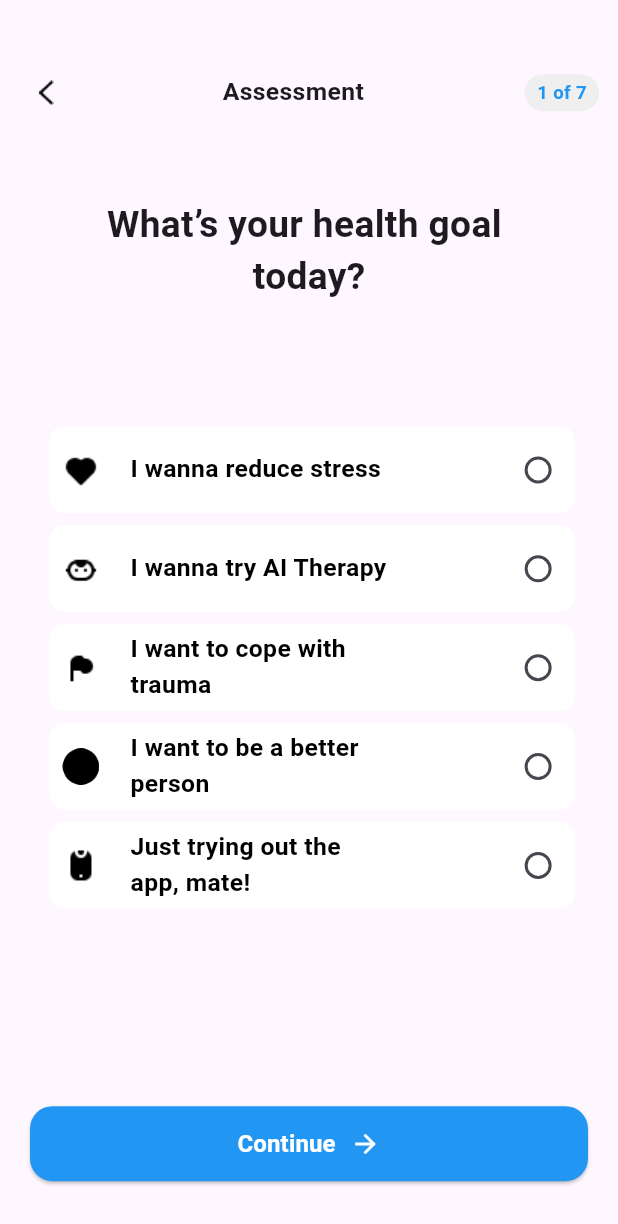
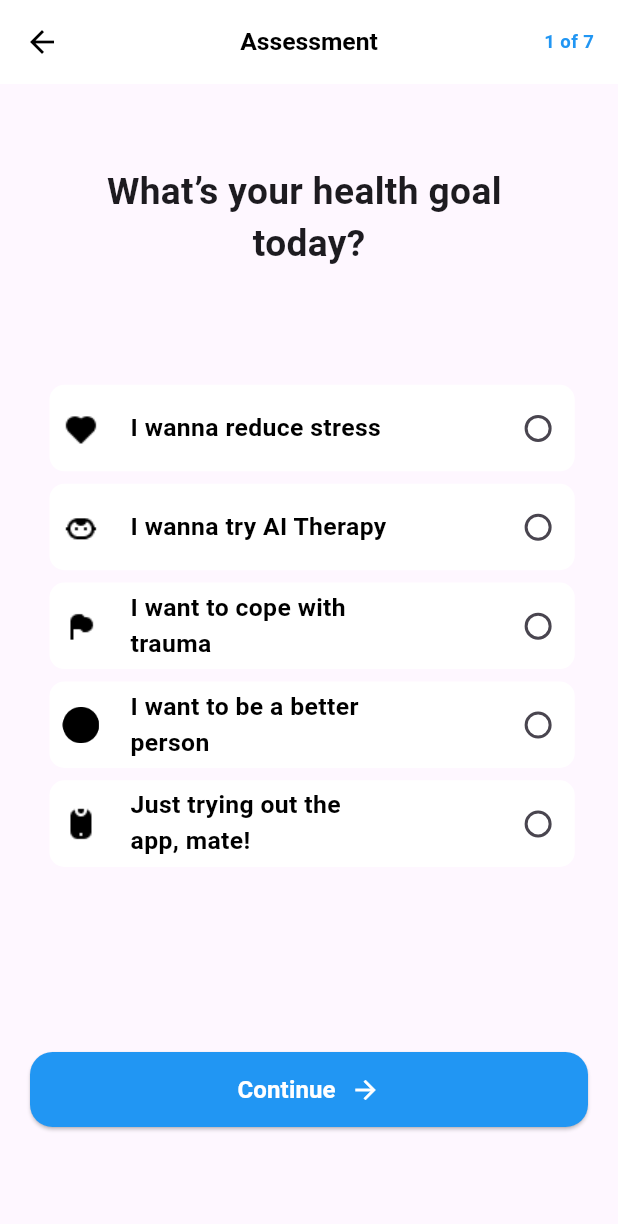
Before and after one commit to ziad-ezzat/Temp, a Flutter app: the AssessmentFirst screen opened directly, on a phone screen of 412 x 824 dp. Shown: the top 1224 px of the screen. Run offline on Flutter 3.47's test engine with Material 3 defaults, Android fonts, the light colour scheme and no system bars; our stand-ins replace flutter_svg, shared_preferences; accounts and stored records are empty.

Commit message:
edit in assessment

```diff
--- a/lib/Views/Components/assessment_bar.dart
+++ b/lib/Views/Components/assessment_bar.dart
@@ -1,47 +1,34 @@
 import 'package:flutter/material.dart';
 
-Widget buildBar(double screenWidth,double  screenHeight,String text, String text2) {
-  return Row(
-    children: [
-      Image.asset(
-        "assets/images/Vector.png",
-        width: screenWidth * 0.03,
-        height: screenHeight * 0.02,
+AppBar buildAppBar(BuildContext context, String title, String actionText) {
+  return AppBar(
+    elevation: 0,
+    backgroundColor: Colors.white,
+    leading: IconButton(
+      color: Colors.black,
+      icon: Icon(Icons.arrow_back),
+      onPressed: () {
+        Navigator.pop(context);
+      },
+    ),
+    title: Text(
+      title,
+      style: TextStyle(
+        fontSize: MediaQuery.of(context).size.width * 0.04,
+        fontWeight: FontWeight.w600,
+        color: Colors.black,
       ),
+    ),
+    centerTitle: true, // Add this line to center the title
+    actions: [
       Padding(
-        padding: EdgeInsets.fromLTRB(screenWidth * 0.27, 0, 0, 0),
+        padding: EdgeInsets.only(right: 16.0),
         child: Text(
-          text,
+          actionText,
           style: TextStyle(
-            fontSize: screenWidth * 0.04,
+            fontSize: MediaQuery.of(context).size.width * 0.03,
             fontWeight: FontWeight.w600,
-          ),
-        ),
-      ),
-      Padding(
-        padding: EdgeInsets.fromLTRB(screenWidth * 0.25, 0, 0, 0),
-        child: Container(
-          padding: EdgeInsets.fromLTRB(
-            screenWidth * 0.02,
-            0,
-            screenWidth * 0.02,
-            0,
-          ),
-          margin: EdgeInsets.fromLTRB(screenWidth * 0.01, 0, 0, 0),
-          height: screenHeight * 0.03,
-          decoration: BoxDecoration(
-            color: const Color.fromARGB(255, 240, 239, 239),
-            borderRadius: BorderRadius.circular(25),
-          ),
-          child: Center(
-            child: Text(
-              text2,
-              style: TextStyle(
-                fontSize: screenWidth * 0.03,
-                fontWeight: FontWeight.w600,
-                color: Colors.blue,
-              ),
-            ),
+            color: Colors.blue,
           ),
         ),
       ),
--- a/lib/Views/Components/assessment_btn.dart
+++ b/lib/Views/Components/assessment_btn.dart
@@ -1,20 +1,18 @@
 import 'package:flutter/material.dart';
 
-Widget buildContinueButton() {
+Widget buildContinueButton(VoidCallback onPressed) {
   return Container(
     width: double.infinity,
     padding: const EdgeInsets.symmetric(horizontal: 20),
     height: 50,
     child: ElevatedButton(
-      onPressed: () {
-        // Add your logic here
-      },
+      onPressed: onPressed,
       style: ElevatedButton.styleFrom(
         shape: RoundedRectangleBorder(
           borderRadius: BorderRadius.circular(15),
         ),
-        primary: Colors.blue, // Set the button background color
-        onPrimary: Colors.white, // Set the button text color
+        primary: Colors.blue,
+        onPrimary: Colors.white,
       ),
       child: const Row(
         mainAxisAlignment: MainAxisAlignment.center,
--- a/lib/Views/Pages/assessment_screen/assessment_first.dart
+++ b/lib/Views/Pages/assessment_screen/assessment_first.dart
@@ -3,6 +3,7 @@ import 'package:gr_project/Views/Components/assessment_bar.dart';
 import 'package:gr_project/Views/Components/assessment_btn.dart';
 
 import '../../Components/assessment_first_questions.dart';
+import 'assessment_second.dart';
 
 class AssessmentFirst extends StatefulWidget {
   const AssessmentFirst({super.key});
@@ -15,22 +16,15 @@ class _AssessmentFirstState extends State<AssessmentFirst> {
   @override
   Widget build(BuildContext context) {
     return Scaffold(
+      appBar: buildAppBar(context, "Assessment", "1 of 7"),
       body: LayoutBuilder(
         builder: (BuildContext context, BoxConstraints constraints) {
           final double screenWidth = constraints.maxWidth;
           final double screenHeight = constraints.maxHeight;
 
-          return Expanded( // Wrap the Column widget with Expanded
-            child: SingleChildScrollView( // Wrap the Column widget with SingleChildScrollView
+          return SingleChildScrollView( // Wrap the Column widget with SingleChildScrollView
             child: Column(
               children: [
-                  SizedBox(
-                    height: screenHeight * 0.06,
-                  ),
-                  Padding(
-                    padding: EdgeInsets.fromLTRB(screenWidth * 0.06, 0, 0, 0),
-                    child: buildBar(screenWidth, screenHeight, "Assessment", "1 of 7"),
-                  ),
                 SizedBox(
                   height: screenHeight * 0.07,
                 ),
@@ -55,9 +49,11 @@ class _AssessmentFirstState extends State<AssessmentFirst> {
                 SizedBox(
                   height: screenHeight * 0.15,
                 ),
-                  buildContinueButton(),
+                buildContinueButton( () {
+                  Navigator.push(context, MaterialPageRoute(builder: (context) => AssessmentSecond()));
+                },
+                ),
               ],
-              ),
             ),
           );
         },
--- a/lib/main.dart
+++ b/lib/main.dart
@@ -33,7 +33,7 @@ class MainApp extends StatelessWidget {
   Widget build(BuildContext context) {
     return const MaterialApp(
       debugShowCheckedModeBanner: false,
-      home: AssessmentSecond(), //defaultHome,
+      home: AssessmentSixth(), //defaultHome,
     );
   }
 }
```
Also changed, not shown: lib/Views/Pages/assessment_screen/assessment_second.dart (+9 -15 lines), lib/Views/Pages/assessment_screen/assessment_seventh.dart (+5 -8 lines), lib/Views/Pages/assessment_screen/assessment_sixth.dart (+5 -9 lines). Lines whose indentation alone changed are shown as unchanged.
